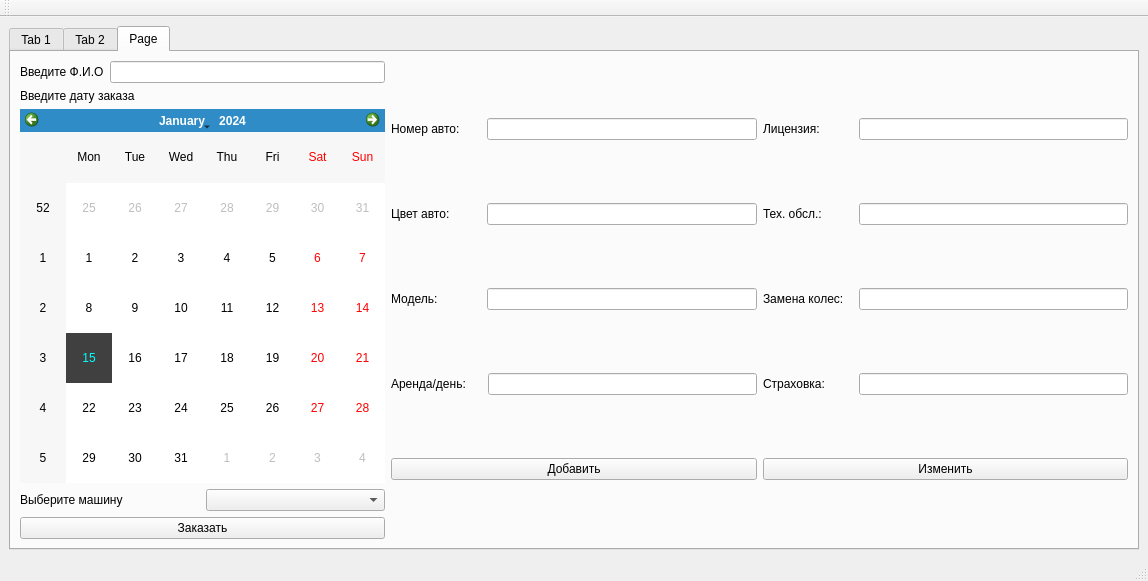
Old version of the form DataBase/lab3_4/mainwindow.ui in the repository Alextek777/Object_Oriented_Programming.
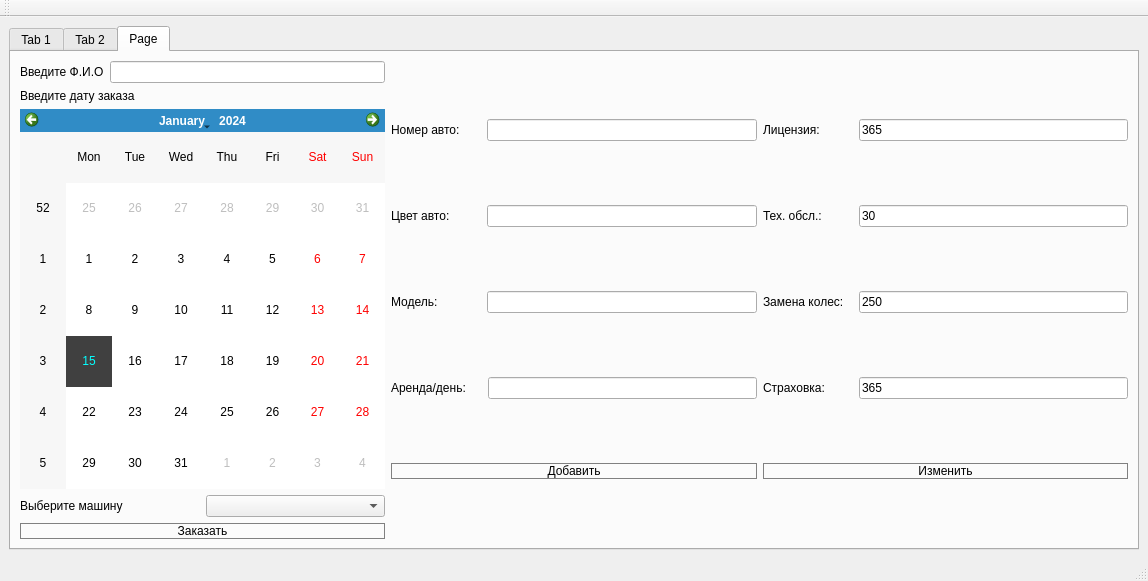
New version of the form.

```diff
--- a/DataBase/lab3_4/mainwindow.ui
+++ b/DataBase/lab3_4/mainwindow.ui
@@ -239,6 +239,9 @@
             </item>
             <item>
              <widget class="QPushButton" name="pushButton_rentCar">
+              <property name="styleSheet">
+               <string notr="true">QPushButton { border: 1px solid gray;} QPushButton:pressed {background-color: qlineargradient(x1: 0, y1: 0, x2: 0, y2: 1,stop: 0 #dadbde, stop: 1 #f6f7fa);}</string>
+              </property>
               <property name="text">
                <string>Заказать</string>
               </property>
@@ -312,6 +315,9 @@
             </item>
             <item>
              <widget class="QPushButton" name="pushButton_addcar">
+              <property name="styleSheet">
+               <string notr="true">QPushButton { border: 1px solid gray;} QPushButton:pressed {background-color: qlineargradient(x1: 0, y1: 0, x2: 0, y2: 1,stop: 0 #dadbde, stop: 1 #f6f7fa);}</string>
+              </property>
               <property name="text">
                <string>Добавить</string>
               </property>
@@ -331,7 +337,11 @@
                </widget>
               </item>
               <item>
-               <widget class="QLineEdit" name="lineEdit_license"/>
+               <widget class="QLineEdit" name="lineEdit_license">
+                <property name="text">
+                 <string>365</string>
+                </property>
+               </widget>
               </item>
              </layout>
             </item>
@@ -345,7 +355,11 @@
                </widget>
               </item>
               <item>
-               <widget class="QLineEdit" name="lineEdit_t_o"/>
+               <widget class="QLineEdit" name="lineEdit_t_o">
+                <property name="text">
+                 <string>30</string>
+                </property>
+               </widget>
               </item>
              </layout>
             </item>
@@ -359,7 +373,11 @@
                </widget>
               </item>
               <item>
-               <widget class="QLineEdit" name="lineEdit_wheels"/>
+               <widget class="QLineEdit" name="lineEdit_wheels">
+                <property name="text">
+                 <string>250</string>
+                </property>
+               </widget>
               </item>
              </layout>
             </item>
@@ -373,12 +391,19 @@
                </widget>
               </item>
               <item>
-               <widget class="QLineEdit" name="lineEdit_insurance"/>
+               <widget class="QLineEdit" name="lineEdit_insurance">
+                <property name="text">
+                 <string>365</string>
+                </property>
+               </widget>
               </item>
              </layout>
             </item>
             <item>
              <widget class="QPushButton" name="pushButton_change">
+              <property name="styleSheet">
+               <string notr="true">QPushButton { border: 1px solid gray;} QPushButton:pressed {background-color: qlineargradient(x1: 0, y1: 0, x2: 0, y2: 1,stop: 0 #dadbde, stop: 1 #f6f7fa);}</string>
+              </property>
               <property name="text">
                <string>Изменить</string>
               </property>
```
Left out of the diff: 2 changed lines with no effect on the pictures.
